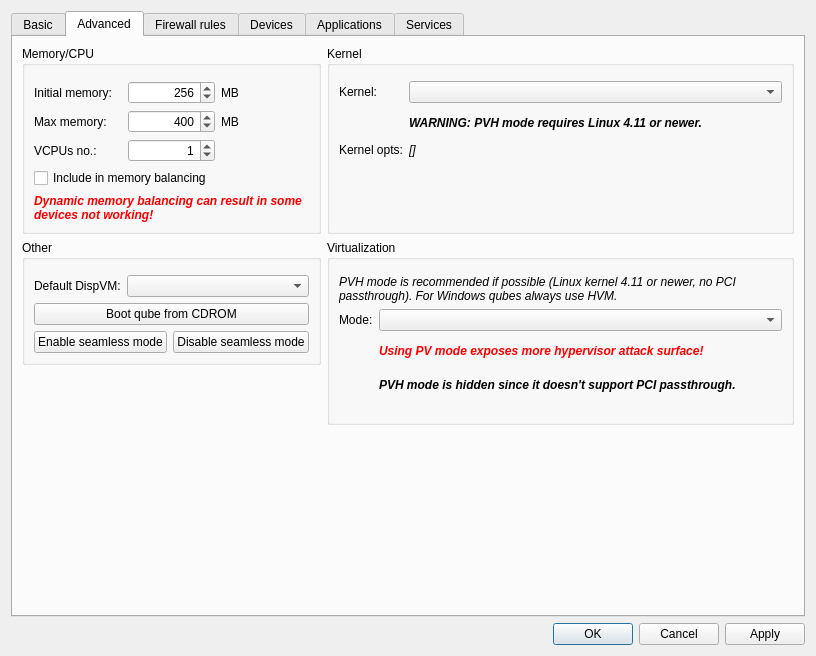
QubesOS/qubes-manager, file ui/settingsdlg.ui: the form before one commit.
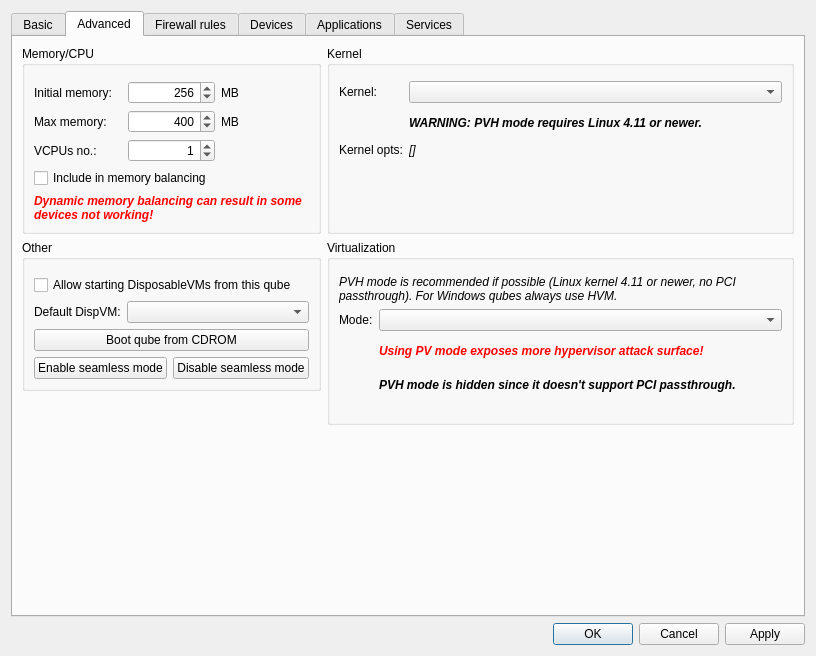
The form after the commit. Icons and pictures are not drawn.

Commit message:
Added "set as dvm template" to VM settings
Added an 'Advanced' settings checkbox that allows the user to set a given
VM as template fo dispvms. It sets both the template_for_dispvms property
and the appmenus-dispvm feature - instead of delving into particulars
of how and which should be set, the user can just turn off the
whole setting if they want to make some changes in the vm and then turn
it on again.

fixes QubesOS/qubes-issues#4004

```diff
--- a/ui/settingsdlg.ui
+++ b/ui/settingsdlg.ui
@@ -779,7 +779,7 @@
             <property name="topMargin">
              <number>15</number>
             </property>
-            <item row="1" column="0">
+            <item row="2" column="0">
              <widget class="QLabel" name="label_26">
               <property name="text">
                <string>Default DispVM:</string>
@@ -789,17 +789,17 @@
               </property>
              </widget>
             </item>
-            <item row="1" column="1">
+            <item row="2" column="1">
              <widget class="QComboBox" name="default_dispvm"/>
             </item>
-            <item row="2" column="0" colspan="2">
+            <item row="3" column="0" colspan="2">
              <widget class="QPushButton" name="boot_from_device_button">
               <property name="text">
                <string>Boot qube from CDROM</string>
               </property>
              </widget>
             </item>
-            <item row="3" column="0" colspan="2">
+            <item row="4" column="0" colspan="2">
              <layout class="QHBoxLayout" name="horizontalLayout_8">
               <item>
                <widget class="QPushButton" name="seamless_on_button">
@@ -825,6 +825,16 @@
               </item>
              </layout>
             </item>
+            <item row="1" column="0" colspan="2">
+             <widget class="QCheckBox" name="dvm_template_checkbox">
+              <property name="toolTip">
+               <string/>
+              </property>
+              <property name="text">
+               <string>Allow starting DisposableVMs from this qube</string>
+              </property>
+             </widget>
+            </item>
            </layout>
           </widget>
          </item>
```
The commit also changes 1 other file.
